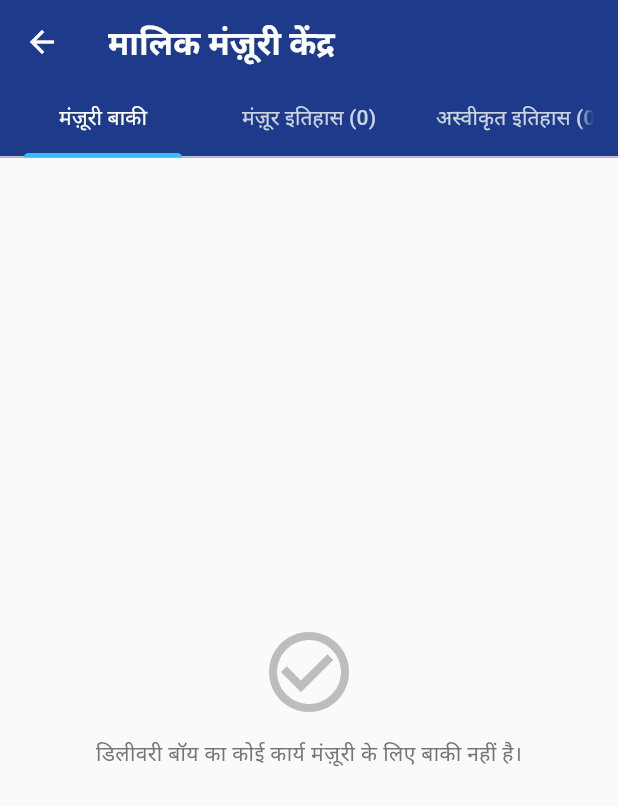
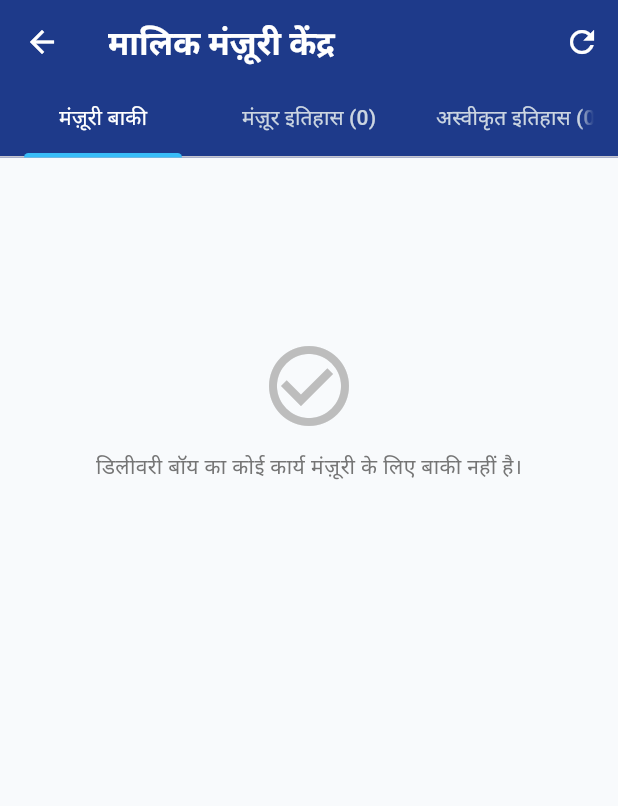
Before and after one commit to abhishekdrkrai1989/DK-RAI-Newspaper-Agency, a Flutter app: the screen it shows after launch, after a tap on "हिन्दी", after a tap on the "approval" icon, on a phone screen of 412 x 824 dp. Shown: the top 806 px of the screen. Run offline on Flutter 3.47's test engine with Material 3 defaults, Android fonts, the phone set to English and light mode, and no system bars; missing offline and left inert: dart:js_interop; accounts and stored records are empty; network calls fail; statements that could not run were skipped.

Commit message:
Persist delivery boy approval requests to Supabase database table for multi-device sync

```diff
--- a/lib/screens/approvals_screen.dart
+++ b/lib/screens/approvals_screen.dart
@@ -537,6 +537,37 @@ class _ApprovalsScreenState extends State<ApprovalsScreen>
               ],
             ),
             actions: [
+              IconButton(
+                tooltip: widget.provider.strings.isHindi
+                    ? 'क्लाउड से रिफ्रेश करें'
+                    : 'Refresh from Cloud',
+                icon: widget.provider.isSyncing
+                    ? const SizedBox(
+                        width: 20,
+                        height: 20,
+                        child: CircularProgressIndicator(
+                          strokeWidth: 2,
+                          color: Colors.white,
+                        ),
+                      )
+                    : const Icon(Icons.refresh),
+                onPressed: widget.provider.isSyncing
+                    ? null
+                    : () async {
+                        final res = await widget.provider
+                            .syncWithCloud(forceDownload: true);
+                        if (!mounted) return;
+                        ScaffoldMessenger.of(context).showSnackBar(
+                          SnackBar(
+                            content: Text(res.message),
+                            backgroundColor: res.success
+                                ? const Color(0xFF059669)
+                                : const Color(0xFFDC2626),
+                            duration: const Duration(seconds: 2),
+                          ),
+                        );
+                      },
+              ),
               if (pending.isNotEmpty)
                 IconButton(
                   tooltip: s.btnApproveAll,
@@ -549,8 +580,16 @@ class _ApprovalsScreenState extends State<ApprovalsScreen>
             controller: _tabController,
             children: [
               // Tab 1: Pending
-              pending.isEmpty
-                  ? Center(
+              RefreshIndicator(
+                onRefresh: () async {
+                  await widget.provider.syncWithCloud(forceDownload: true);
+                },
+                child: pending.isEmpty
+                    ? ListView(
+                        physics: const AlwaysScrollableScrollPhysics(),
+                        children: [
+                          const SizedBox(height: 120),
+                          Center(
                             child: Column(
                               mainAxisAlignment: MainAxisAlignment.center,
                               children: [
@@ -569,43 +608,71 @@ class _ApprovalsScreenState extends State<ApprovalsScreen>
                                 ),
                               ],
                             ),
+                          ),
+                        ],
                       )
                     : ListView.builder(
+                        physics: const AlwaysScrollableScrollPhysics(),
                         padding: const EdgeInsets.symmetric(vertical: 10),
                         itemCount: pending.length,
                         itemBuilder: (ctx, i) => _buildRequestCard(pending[i]),
                       ),
+              ),
 
               // Tab 2: Approved
-              approved.isEmpty
-                  ? Center(
+              RefreshIndicator(
+                onRefresh: () async {
+                  await widget.provider.syncWithCloud(forceDownload: true);
+                },
+                child: approved.isEmpty
+                    ? ListView(
+                        physics: const AlwaysScrollableScrollPhysics(),
+                        children: [
+                          const SizedBox(height: 140),
+                          Center(
                             child: Text(
                               s.isHindi
                                   ? 'कोई मंज़ूर किया गया कार्य नहीं है'
                                   : 'No approved action history',
                               style: TextStyle(color: Colors.grey.shade600),
                             ),
+                          ),
+                        ],
                       )
                     : ListView.builder(
+                        physics: const AlwaysScrollableScrollPhysics(),
                         padding: const EdgeInsets.symmetric(vertical: 10),
                         itemCount: approved.length,
                         itemBuilder: (ctx, i) => _buildRequestCard(approved[i]),
                       ),
+              ),
 
               // Tab 3: Rejected
-              rejected.isEmpty
-                  ? Center(
+              RefreshIndicator(
+                onRefresh: () async {
+                  await widget.provider.syncWithCloud(forceDownload: true);
+                },
+                child: rejected.isEmpty
+                    ? ListView(
+                        physics: const AlwaysScrollableScrollPhysics(),
+                        children: [
+                          const SizedBox(height: 140),
+                          Center(
                             child: Text(
                               s.isHindi
                                   ? 'कोई अस्वीकृत कार्य नहीं है'
                                   : 'No rejected action history',
                               style: TextStyle(color: Colors.grey.shade600),
                             ),
+                          ),
+                        ],
                       )
                     : ListView.builder(
+                        physics: const AlwaysScrollableScrollPhysics(),
                         padding: const EdgeInsets.symmetric(vertical: 10),
                         itemCount: rejected.length,
                         itemBuilder: (ctx, i) => _buildRequestCard(rejected[i]),
+                      ),
               ),
             ],
           ),
--- a/lib/services/cloud_sync_service.dart
+++ b/lib/services/cloud_sync_service.dart
@@ -1,6 +1,7 @@
 import 'dart:convert';
 import 'package:http/http.dart' as http;
 import '../models/app_user.dart';
+import '../models/approval_request.dart';
 import '../models/customer.dart';
 import '../models/newspaper_event.dart';
 import '../models/publication.dart';
@@ -12,6 +13,7 @@ class CloudSyncResult {
   final int publicationsSynced;
   final int deliveryBoysSynced;
   final int eventsSynced;
+  final int approvalsSynced;
   final DateTime timestamp;
 
   const CloudSyncResult({
@@ -21,6 +23,7 @@ class CloudSyncResult {
     this.publicationsSynced = 0,
     this.deliveryBoysSynced = 0,
     this.eventsSynced = 0,
+    this.approvalsSynced = 0,
     required this.timestamp,
   });
 }
@@ -126,7 +129,7 @@ class CloudSyncService {
     }
   }
 
-  /// Uploads (upserts) all local publications, customers, and delivery boys to Supabase Cloud DB
+  /// Uploads (upserts) all local publications, customers, delivery boys, events, and approval requests to Supabase Cloud DB
   Future<CloudSyncResult> uploadAll({
     required String url,
     required String anonKey,
@@ -134,6 +137,7 @@ class CloudSyncService {
     required List<Publication> publications,
     List<AppUser> users = const [],
     List<NewspaperEvent> events = const [],
+    List<ApprovalRequest> approvalRequests = const [],
   }) async {
     final cleanUrl = sanitizeUrl(url);
     if (cleanUrl.isEmpty || anonKey.trim().isEmpty) {
@@ -279,6 +283,27 @@ class CloudSyncService {
         } catch (_) {}
       }
 
+      // 5. Upsert Approval Requests (Changes submitted by delivery boys for Admin approval)
+      int approvalsSynced = 0;
+      if (approvalRequests.isNotEmpty) {
+        try {
+          final approvalsUri =
+              Uri.parse('$cleanUrl/rest/v1/approval_requests');
+          final approvalRows = approvalRequests.map((r) => r.toRow()).toList();
+          final approvalRes = await _client
+              .post(
+                approvalsUri,
+                headers: _headers(anonKey, upsert: true),
+                body: jsonEncode(approvalRows),
+              )
+              .timeout(const Duration(seconds: 25));
+
+          if (approvalRes.statusCode >= 200 && approvalRes.statusCode < 300) {
+            approvalsSynced = approvalRequests.length;
+          }
+        } catch (_) {}
+      }
+
       return CloudSyncResult(
         success: true,
         message: 'Successfully backed up all data to Supabase Cloud DB!',
@@ -286,6 +311,7 @@ class CloudSyncService {
         publicationsSynced: publications.length,
         deliveryBoysSynced: boysSynced,
         eventsSynced: eventsSynced,
+        approvalsSynced: approvalsSynced,
         timestamp: DateTime.now(),
       );
     } catch (e) {
@@ -297,12 +323,13 @@ class CloudSyncService {
     }
   }
 
-  /// Downloads all publications, customers, delivery boys, and events from Supabase Cloud DB
+  /// Downloads all publications, customers, delivery boys, events, and approval requests from Supabase Cloud DB
   Future<({
     List<Customer>? customers,
     List<Publication>? publications,
     List<AppUser>? deliveryBoys,
     List<NewspaperEvent>? events,
+    List<ApprovalRequest>? approvalRequests,
     CloudSyncResult result,
   })> downloadAll({
     required String url,
@@ -315,6 +342,7 @@ class CloudSyncService {
         publications: null,
         deliveryBoys: null,
         events: null,
+        approvalRequests: null,
         result: CloudSyncResult(
           success: false,
           message: 'Cloud database is not configured.',
@@ -336,6 +364,7 @@ class CloudSyncService {
           publications: null,
           deliveryBoys: null,
           events: null,
+          approvalRequests: null,
           result: CloudSyncResult(
             success: false,
             message:
@@ -364,6 +393,7 @@ class CloudSyncService {
           publications: null,
           deliveryBoys: null,
           events: null,
+          approvalRequests: null,
           result: CloudSyncResult(
             success: false,
             message:
@@ -409,21 +439,43 @@ class CloudSyncService {
         }
       } catch (_) {}
 
+      // 5. Fetch Approval Requests (Changes submitted by delivery boys for Admin approval)
+      List<ApprovalRequest>? remoteApprovals;
+      try {
+        final approvalsUri = Uri.parse(
+          '$cleanUrl/rest/v1/approval_requests?select=*&order=requested_at.desc',
+        );
+        final approvalsRes = await _client
+            .get(approvalsUri, headers: _headers(anonKey))
+            .timeout(const Duration(seconds: 15));
+        if (approvalsRes.statusCode >= 200 && approvalsRes.statusCode < 300) {
+          final approvalsListRaw =
+              jsonDecode(approvalsRes.body) as List<dynamic>;
+          remoteApprovals = approvalsListRaw
+              .map((row) =>
+                  ApprovalRequest.fromRow(row as Map<String, dynamic>))
+              .toList();
+        }
+      } catch (_) {}
+
       final boysCount = remoteBoys?.length ?? 0;
       final eventsCount = remoteEvents?.length ?? 0;
+      final approvalsCount = remoteApprovals?.length ?? 0;
       return (
         customers: remoteCustomers,
         publications: remotePublications,
         deliveryBoys: remoteBoys,
         events: remoteEvents,
+        approvalRequests: remoteApprovals,
         result: CloudSyncResult(
           success: true,
           message:
-              'Downloaded ${remoteCustomers.length} homes, ${remotePublications.length} publications, $boysCount hawkers & $eventsCount events from Supabase.',
+              'Downloaded ${remoteCustomers.length} homes, ${remotePublications.length} publications, $boysCount hawkers, $eventsCount events & $approvalsCount approvals from Supabase.',
           customersSynced: remoteCustomers.length,
           publicationsSynced: remotePublications.length,
           deliveryBoysSynced: boysCount,
           eventsSynced: eventsCount,
+          approvalsSynced: approvalsCount,
           timestamp: DateTime.now(),
         ),
       );
@@ -433,6 +485,7 @@ class CloudSyncService {
         publications: null,
         deliveryBoys: null,
         events: null,
+        approvalRequests: null,
         result: CloudSyncResult(
           success: false,
           message: 'Error downloading from cloud: $e',
@@ -448,6 +501,7 @@ class CloudSyncService {
     List<Publication> publications,
     List<AppUser> deliveryBoys,
     List<NewspaperEvent> events,
+    List<ApprovalRequest> approvalRequests,
     CloudSyncResult result,
   })> syncTwoWay({
     required String url,
@@ -456,6 +510,7 @@ class CloudSyncService {
     required List<Publication> localPublications,
     List<AppUser> localUsers = const [],
     List<NewspaperEvent> localEvents = const [],
+    List<ApprovalRequest> localApprovalRequests = const [],
   }) async {
     final downloadResult =
         await downloadAll(url: url, anonKey: anonKey);
@@ -468,6 +523,7 @@ class CloudSyncService {
         publications: localPublications,
         deliveryBoys: localUsers,
         events: localEvents,
+        approvalRequests: localApprovalRequests,
         result: downloadResult.result,
       );
     }
@@ -518,6 +574,33 @@ class CloudSyncService {
     final mergedEvents = mergedEventsMap.values.toList()
       ..sort((a, b) => b.timestamp.compareTo(a.timestamp));
 
+    // Merge Approval Requests
+    final mergedApprovalsMap = <String, ApprovalRequest>{};
+    if (downloadResult.approvalRequests != null) {
+      for (final r in downloadResult.approvalRequests!) {
+        mergedApprovalsMap[r.id] = r;
+      }
+    }
+    for (final local in localApprovalRequests) {
+      final remote = mergedApprovalsMap[local.id];
+      if (remote == null) {
+        mergedApprovalsMap[local.id] = local;
+      } else {
+        if (!local.isPending && remote.isPending) {
+          mergedApprovalsMap[local.id] = local;
+        } else if (local.isPending && !remote.isPending) {
+          mergedApprovalsMap[local.id] = remote;
+        } else if (local.reviewedAt != null && remote.reviewedAt != null) {
+          mergedApprovalsMap[local.id] =
+              local.reviewedAt!.isAfter(remote.reviewedAt!) ? local : remote;
+        } else {
+          mergedApprovalsMap[local.id] = local;
+        }
+      }
+    }
+    final mergedApprovals = mergedApprovalsMap.values.toList()
+      ..sort((a, b) => b.requestedAt.compareTo(a.requestedAt));
+
     // Upload merged state back to cloud so both sides are in sync
     final uploadResult = await uploadAll(
       url: url,
@@ -526,6 +609,7 @@ class CloudSyncService {
       publications: mergedPublications,
       users: mergedBoys,
       events: mergedEvents,
+      approvalRequests: mergedApprovals,
     );
 
     if (!uploadResult.success) {
@@ -534,6 +618,7 @@ class CloudSyncService {
         publications: mergedPublications,
         deliveryBoys: mergedBoys,
         events: mergedEvents,
+        approvalRequests: mergedApprovals,
         result: uploadResult,
       );
     }
@@ -543,14 +628,16 @@ class CloudSyncService {
       publications: mergedPublications,
       deliveryBoys: mergedBoys,
       events: mergedEvents,
+      approvalRequests: mergedApprovals,
       result: CloudSyncResult(
         success: true,
         message:
-            'Two-way sync complete: ${mergedCustomers.length} homes, ${mergedPublications.length} publications, ${mergedBoys.length} hawkers & ${mergedEvents.length} events synchronized with Supabase.',
+            'Two-way sync complete: ${mergedCustomers.length} homes, ${mergedPublications.length} publications, ${mergedBoys.length} hawkers, ${mergedEvents.length} events & ${mergedApprovals.length} approvals synchronized with Supabase.',
         customersSynced: mergedCustomers.length,
         publicationsSynced: mergedPublications.length,
         deliveryBoysSynced: mergedBoys.length,
         eventsSynced: mergedEvents.length,
+        approvalsSynced: mergedApprovals.length,
         timestamp: DateTime.now(),
       ),
     );
@@ -830,6 +917,47 @@ class CloudSyncService {
     }
   }
 
+  Future<bool> syncApprovalRequestToCloud({
+    required String url,
+    required String anonKey,
+    required ApprovalRequest request,
+  }) async {
+    final cleanUrl = sanitizeUrl(url);
+    if (cleanUrl.isEmpty || anonKey.trim().isEmpty) return false;
+    try {
+      final uri = Uri.parse('$cleanUrl/rest/v1/approval_requests');
+      final res = await _client
+          .post(
+            uri,
+            headers: _headers(anonKey, upsert: true),
+            body: jsonEncode([request.toRow()]),
+          )
+          .timeout(const Duration(seconds: 10));
+      return res.statusCode >= 200 && res.statusCode < 300;
+    } catch (_) {
+      return false;
+    }
+  }
+
+  Future<bool> deleteApprovalRequestFromCloud({
+    required String url,
+    required String anonKey,
+    required String requestId,
+  }) async {
+    final cleanUrl = sanitizeUrl(url);
+    if (cleanUrl.isEmpty || anonKey.trim().isEmpty) return false;
+    try {
+      final uri =
+          Uri.parse('$cleanUrl/rest/v1/approval_requests?id=eq.$requestId');
+      final res = await _client
+          .delete(uri, headers: _headers(anonKey))
+          .timeout(const Duration(seconds: 10));
+      return res.statusCode >= 200 && res.statusCode < 300;
+    } catch (_) {
+      return false;
+    }
+  }
+
   /// Copyable PostgreSQL SQL script for Supabase SQL Editor
   static String get sqlSetupScript => '''
 -- ==============================================================
@@ -914,13 +1042,31 @@ create table if not exists newspaper_events (
   updated_at timestamp with time zone default timezone('utc'::text, now())
 );
 
--- 5. Enable Row Level Security (RLS)
+-- 5. Create Approval Requests Table (Delivery Boy Actions Pending Admin/Owner Approval)
+create table if not exists approval_requests (
+  id text primary key,
+  action_type text not null,
+  target_id text not null,
+  title text default '',
+  description text default '',
+  requested_by text not null default '',
+  requested_at text not null,
+  status text not null default 'pending',
+  reviewed_by text default '',
+  reviewed_at text,
+  review_note text default '',
+  payload jsonb default '{}'::jsonb,
+  updated_at timestamp with time zone default timezone('utc'::text, now())
+);
+
+-- 6. Enable Row Level Security (RLS)
 alter table publications enable row level security;
 alter table customers enable row level security;
 alter table delivery_boys enable row level security;
 alter table newspaper_events enable row level security;
+alter table approval_requests enable row level security;
 
--- 6. Enable Public Anon API Access (Read & Write with Anon Key)
+-- 7. Enable Public Anon API Access (Read & Write with Anon Key)
 drop policy if exists "Allow all on publications for anon" on publications;
 create policy "Allow all on publications for anon"
   on publications for all
@@ -945,7 +1091,13 @@ create policy "Allow all on newspaper_events for anon"
   using (true)
   with check (true);
 
--- 7. Notify PostgREST to reload schema cache immediately
+drop policy if exists "Allow all on approval_requests for anon" on approval_requests;
+create policy "Allow all on approval_requests for anon"
+  on approval_requests for all
+  using (true)
+  with check (true);
+
+-- 8. Notify PostgREST to reload schema cache immediately
 notify pgrst, 'reload schema';
 ''';
 
@@ -996,6 +1148,25 @@ alter table newspaper_events enable row level security;
 drop policy if exists "Allow all on newspaper_events for anon" on newspaper_events;
 create policy "Allow all on newspaper_events for anon" on newspaper_events for all using (true) with check (true);
 
+create table if not exists approval_requests (
+  id text primary key,
+  action_type text not null,
+  target_id text not null,
+  title text default '',
+  description text default '',
+  requested_by text not null default '',
+  requested_at text not null,
+  status text not null default 'pending',
+  reviewed_by text default '',
+  reviewed_at text,
+  review_note text default '',
+  payload jsonb default '{}'::jsonb,
+  updated_at timestamp with time zone default timezone('utc'::text, now())
+);
+alter table approval_requests enable row level security;
+drop policy if exists "Allow all on approval_requests for anon" on approval_requests;
+create policy "Allow all on approval_requests for anon" on approval_requests for all using (true) with check (true);
+
 notify pgrst, 'reload schema';
 ''';
 }
```
Also changed, not shown: lib/models/approval_request.dart (+77 -20 lines), lib/providers/delivery_provider.dart (+37 -0 lines), 2 other files. Lines whose indentation alone changed are shown as unchanged.
